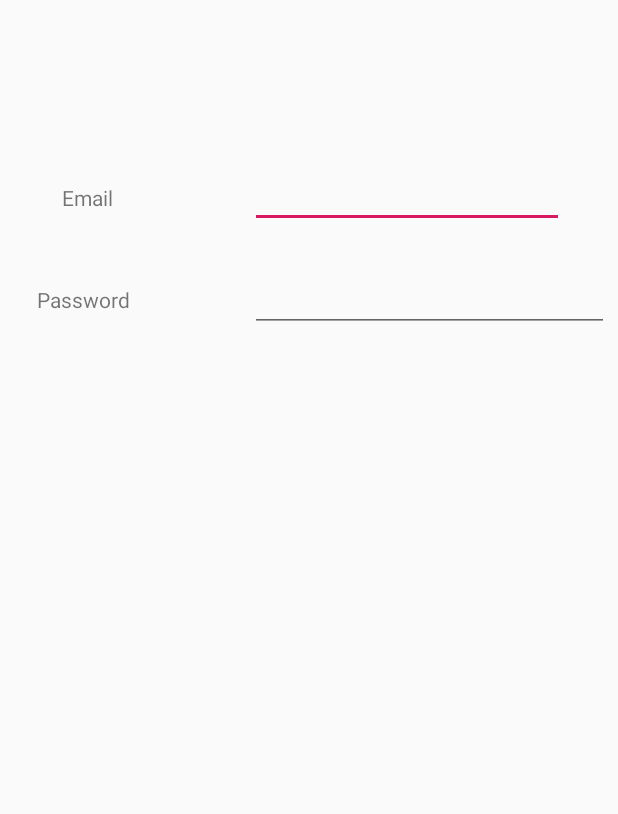
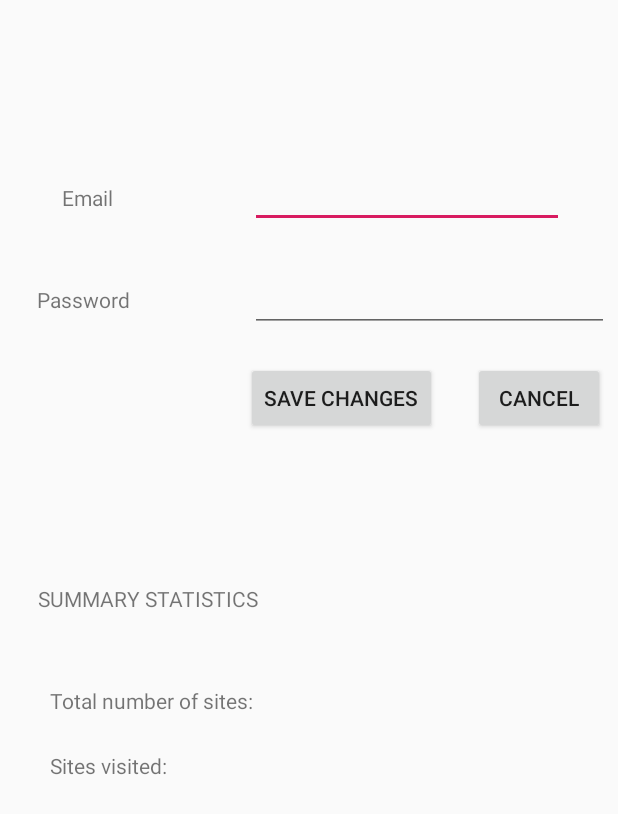
Before and after one commit to fabi-win/ap_assignment, an Android app: the layout actvitiy_setting.xml on its own in the app's theme, with its tools: preview values and no code run, on a phone screen of 412 x 824 dp. Shown: the top 814 px of the screen. Run offline under Robolectric (Android 15) with nearby library versions, the phone set to English and light mode, and no system bars.

Commit message:
rethought whole project (User has its own sites and can't add sites for the whole group of users) --> user model has site array
added functionalities of settings activity

```diff
--- a/app/src/main/java/com/example/ap_assignment/activities/SiteListActivity.kt
+++ b/app/src/main/java/com/example/ap_assignment/activities/SiteListActivity.kt
@@ -43,6 +43,9 @@ class SiteListActivity: AppCompatActivity(), SiteListener {
             R.id.item_logout -> {
                 startActivityForResult<LoginActivity>(0)
             }
+            R.id.item_settings -> {
+                startActivityForResult<SettingActivity>(0)
+            }
         }
             return super.onOptionsItemSelected(item)
         }
--- a/app/src/main/java/com/example/ap_assignment/models/user/UserStore.kt
+++ b/app/src/main/java/com/example/ap_assignment/models/user/UserStore.kt
@@ -1,4 +1,6 @@
 package com.example.ap_assignment.models.user
+
+import com.example.ap_assignment.models.SiteModel
 
 interface UserStore {
 
@@ -6,4 +8,7 @@ interface UserStore {
     fun findAll(): MutableList<UserModel>
     fun create(user: UserModel)
     fun update(user: UserModel)
+    fun findNumbSites(user : UserModel) : Int
+    fun findNumbVisited(user : UserModel) : Int
+
 }
--- a/app/src/main/res/layout/actvitiy_setting.xml
+++ b/app/src/main/res/layout/actvitiy_setting.xml
@@ -60,6 +60,90 @@
             app:layout_constraintHorizontal_bias="1.0"
             app:layout_constraintStart_toStartOf="@+id/textView" />
 
+        <androidx.constraintlayout.widget.ConstraintLayout
+            android:layout_width="409dp"
+            android:layout_height="510dp"
+            android:layout_marginStart="1dp"
+            android:layout_marginTop="400dp"
+            android:layout_marginEnd="1dp"
+            app:layout_constraintBottom_toBottomOf="parent"
+            app:layout_constraintEnd_toEndOf="parent"
+            app:layout_constraintStart_toStartOf="parent"
+            app:layout_constraintTop_toTopOf="parent">
+
+            <TextView
+                android:id="@+id/textView3"
+                android:layout_width="wrap_content"
+                android:layout_height="wrap_content"
+                android:layout_marginStart="32dp"
+                android:layout_marginTop="100dp"
+                android:text="Total number of sites: "
+                app:layout_constraintStart_toStartOf="parent"
+                app:layout_constraintTop_toTopOf="parent" />
+
+            <TextView
+                android:id="@+id/textView4"
+                android:layout_width="wrap_content"
+                android:layout_height="wrap_content"
+                android:layout_marginStart="32dp"
+                android:layout_marginTop="24dp"
+                android:text="Sites visited: "
+                app:layout_constraintStart_toStartOf="parent"
+                app:layout_constraintTop_toBottomOf="@+id/textView3" />
+
+            <TextView
+                android:id="@+id/total"
+                android:layout_width="90dp"
+                android:layout_height="35dp"
+                android:layout_marginStart="16dp"
+                android:layout_marginTop="92dp"
+                android:ems="10"
+                android:inputType="numberSigned"
+                app:layout_constraintStart_toEndOf="@+id/textView3"
+                app:layout_constraintTop_toTopOf="parent" />
+
+            <TextView
+                android:id="@+id/visited"
+                android:layout_width="89dp"
+                android:layout_height="33dp"
+                android:layout_marginStart="76dp"
+                android:layout_marginTop="16dp"
+                android:ems="10"
+                android:inputType="numberDecimal"
+                app:layout_constraintStart_toEndOf="@+id/textView4"
+                app:layout_constraintTop_toBottomOf="@+id/total" />
+
+            <TextView
+                android:id="@+id/textView5"
+                android:layout_width="161dp"
+                android:layout_height="40dp"
+                android:layout_marginStart="24dp"
+                android:layout_marginTop="32dp"
+                android:text="SUMMARY STATISTICS"
+                app:layout_constraintStart_toStartOf="parent"
+                app:layout_constraintTop_toTopOf="parent" />
+        </androidx.constraintlayout.widget.ConstraintLayout>
+
+        <Button
+            android:id="@+id/save"
+            android:layout_width="wrap_content"
+            android:layout_height="wrap_content"
+            android:layout_marginStart="164dp"
+            android:layout_marginTop="20dp"
+            android:text="Save Changes"
+            app:layout_constraintStart_toStartOf="parent"
+            app:layout_constraintTop_toBottomOf="@+id/password" />
+
+        <Button
+            android:id="@+id/cancel"
+            android:layout_width="wrap_content"
+            android:layout_height="wrap_content"
+            android:layout_marginStart="24dp"
+            android:layout_marginTop="20dp"
+            android:text="Cancel"
+            app:layout_constraintStart_toEndOf="@+id/save"
+            app:layout_constraintTop_toBottomOf="@+id/password" />
+
 
     </androidx.constraintlayout.widget.ConstraintLayout>
 </LinearLayout>
```
Also changed, not shown: app/src/main/java/com/example/ap_assignment/activities/SettingActivity.kt (+48 -1 lines), app/src/main/java/com/example/ap_assignment/models/user/UserJSONStore.kt (+16 -0 lines), app/src/main/java/com/example/ap_assignment/models/user/UserModel.kt (+18 -1 lines).
